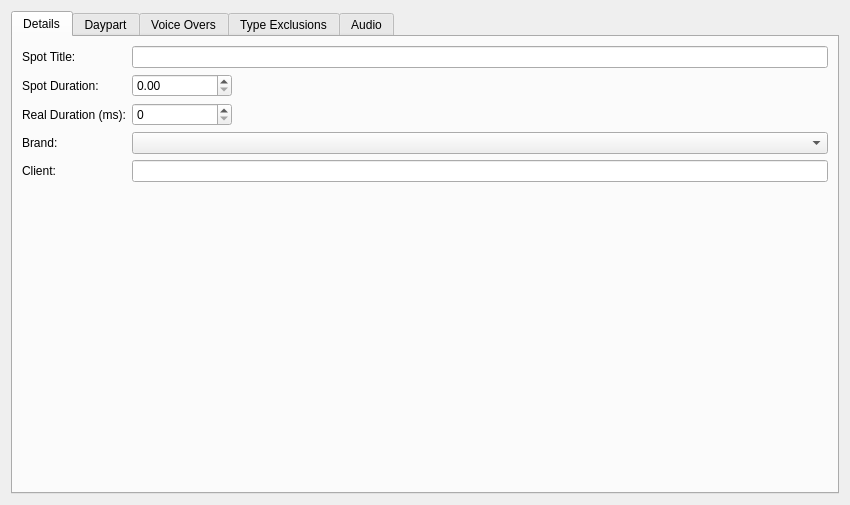
This is rave/Traffik/spotform.ui in pgathogo/raven as Qt 5 draws it before an edit. The edited form follows.
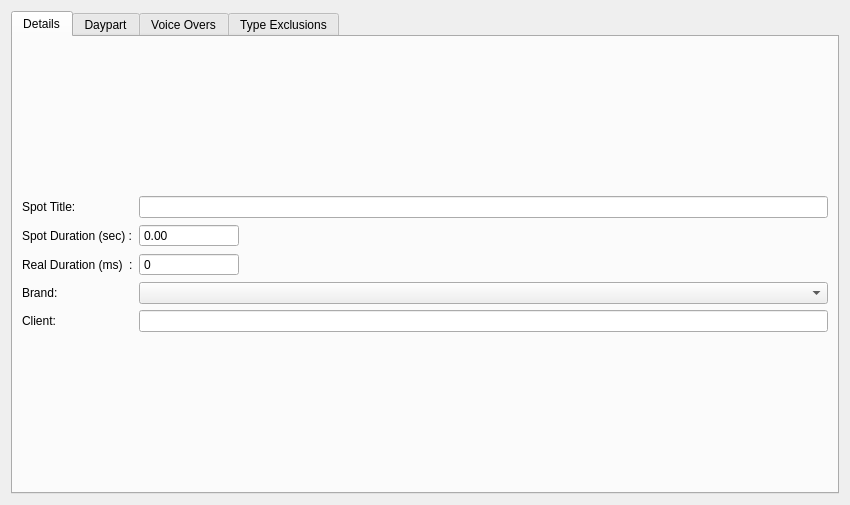
This is the edited form. The open tabs and pages were chosen to show the change.

Commit message:
Traffik: Change how to add an audio to a spot
This patch changes how an audio for a spot is attached.
Previously we had a one-to-many design (one spot many audio files).
Now, we have one-to-one design, the audio ID is saved on the spot
record.
Other key updates done include:
- Changed the flow of importing audio
- Added a new wave form widget.

Diff of the .ui file:
```diff
--- a/rave/Traffik/spotform.ui
+++ b/rave/Traffik/spotform.ui
@@ -53,12 +53,21 @@
              <height>0</height>
             </size>
            </property>
+           <property name="readOnly">
+            <bool>false</bool>
+           </property>
+           <property name="buttonSymbols">
+            <enum>QAbstractSpinBox::ButtonSymbols::NoButtons</enum>
+           </property>
+           <property name="maximum">
+            <double>99999999.000000000000000</double>
+           </property>
           </widget>
          </item>
          <item row="1" column="0">
           <widget class="QLabel" name="label_2">
            <property name="text">
-            <string>Spot Duration:</string>
+            <string>Spot Duration (sec) :</string>
            </property>
           </widget>
          </item>
@@ -85,7 +94,7 @@
          <item row="2" column="0">
           <widget class="QLabel" name="label_3">
            <property name="text">
-            <string>Real Duration (ms):</string>
+            <string>Real Duration (ms)  :</string>
            </property>
           </widget>
          </item>
@@ -110,22 +119,21 @@
              <height>0</height>
             </size>
            </property>
+           <property name="readOnly">
+            <bool>false</bool>
+           </property>
+           <property name="buttonSymbols">
+            <enum>QAbstractSpinBox::ButtonSymbols::NoButtons</enum>
+           </property>
+           <property name="maximum">
+            <number>999999</number>
+           </property>
           </widget>
          </item>
         </layout>
        </item>
        <item>
-        <spacer name="verticalSpacer">
-         <property name="orientation">
-          <enum>Qt::Vertical</enum>
-         </property>
-         <property name="sizeHint" stdset="0">
-          <size>
-           <width>20</width>
-           <height>40</height>
-          </size>
-         </property>
-        </spacer>
+        <layout class="QVBoxLayout" name="vlAudio"/>
        </item>
       </layout>
      </widget>
@@ -185,16 +193,6 @@
        </item>
       </layout>
      </widget>
-     <widget class="QWidget" name="tabAudio">
-      <attribute name="title">
-       <string>Audio</string>
-      </attribute>
-      <layout class="QVBoxLayout" name="verticalLayout_2">
-       <item>
-        <layout class="QVBoxLayout" name="vlSpotAudio"/>
-       </item>
-      </layout>
-     </widget>
     </widget>
    </item>
   </layout>
```
Left out of the diff: 6 changed lines with no effect on the pictures. The commit also changes 58 other files.
